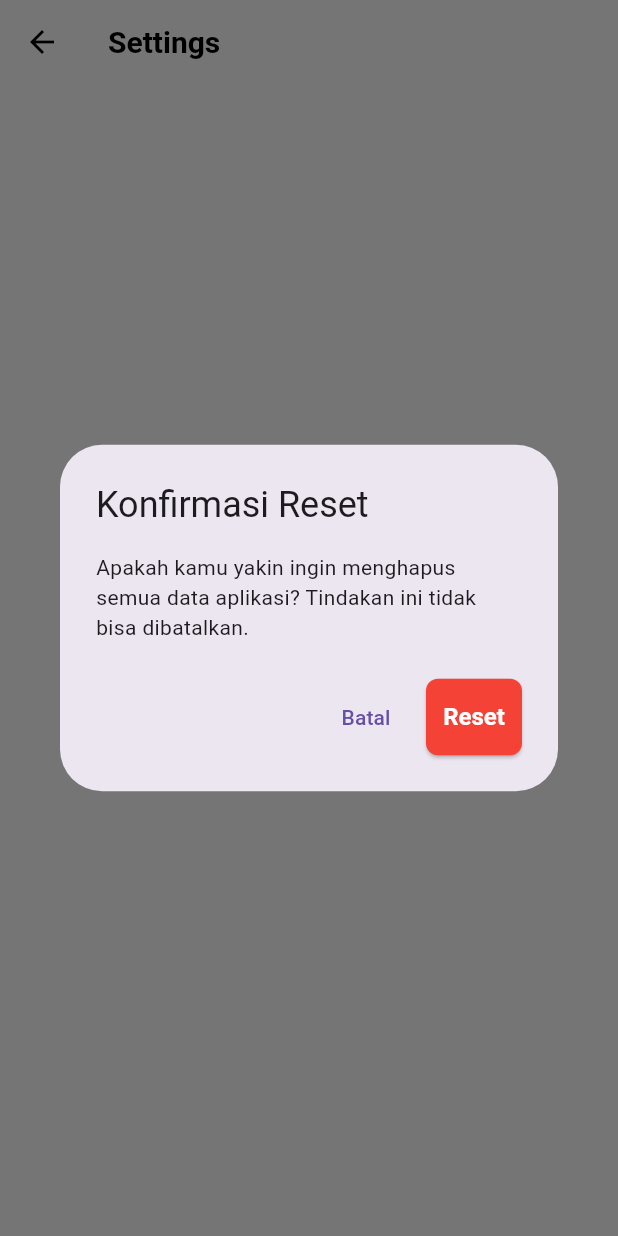
After one commit to JBI-TRPL/UTS_praktikum-2b-firmant26, a Flutter app: the SettingsScreen screen opened directly, after a tap on "Reset App", on a phone screen of 412 x 824 dp. The commit adds this screen. Run offline on Flutter 3.47's test engine with Material 3 defaults, Android fonts, the phone set to English and light mode, and no system bars; our stand-ins replace permission_handler, screenshot, sqflite; accounts and stored records are empty.

Commit message:
commit 2: implementasi fitur utama

```diff
--- /dev/null
+++ b/lib/screens/profile/settings_screen.dart
@@ -0,0 +1,59 @@
+// lib/screens/settings_screen.dart
+import 'package:flutter/material.dart';
+import 'package:pos_app/database/database_helper.dart';
+
+class SettingsScreen extends StatelessWidget {
+  const SettingsScreen({super.key});
+
+  Future<void> _resetApp(BuildContext context) async {
+    final confirm = await showDialog<bool>(
+      context: context,
+      builder: (context) => AlertDialog(
+        title: const Text('Konfirmasi Reset'),
+        content: const Text(
+          'Apakah kamu yakin ingin menghapus semua data aplikasi? '
+          'Tindakan ini tidak bisa dibatalkan.',
+        ),
+        actions: [
+          TextButton(
+            onPressed: () => Navigator.pop(context, false),
+            child: const Text('Batal'),
+          ),
+          ElevatedButton(
+            style: ElevatedButton.styleFrom(backgroundColor: Colors.red),
+            onPressed: () => Navigator.pop(context, true),
+            child: const Text('Reset'),
+          ),
+        ],
+      ),
+    );
+
+    if (confirm == true) {
+      await DatabaseHelper.instance.clearDatabase();
+
+      if (context.mounted) {
+        ScaffoldMessenger.of(context).showSnackBar(
+          const SnackBar(
+            content: Text('Seluruh data berhasil dihapus.'),
+            backgroundColor: Colors.green,
+          ),
+        );
+      }
+    }
+  }
+
+  @override
+  Widget build(BuildContext context) {
+    return Scaffold(
+      appBar: AppBar(title: const Text('Settings')),
+      body: Center(
+        child: ElevatedButton.icon(
+          onPressed: () => _resetApp(context),
+          style: ElevatedButton.styleFrom(backgroundColor: Colors.red),
+          icon: const Icon(Icons.restore),
+          label: const Text('Reset App'),
+        ),
+      ),
+    );
+  }
+}
```
Also changed, not shown: lib/database/database_helper.dart (+9 -0 lines), lib/screens/profile/profile_screen.dart (+40 -10 lines).
